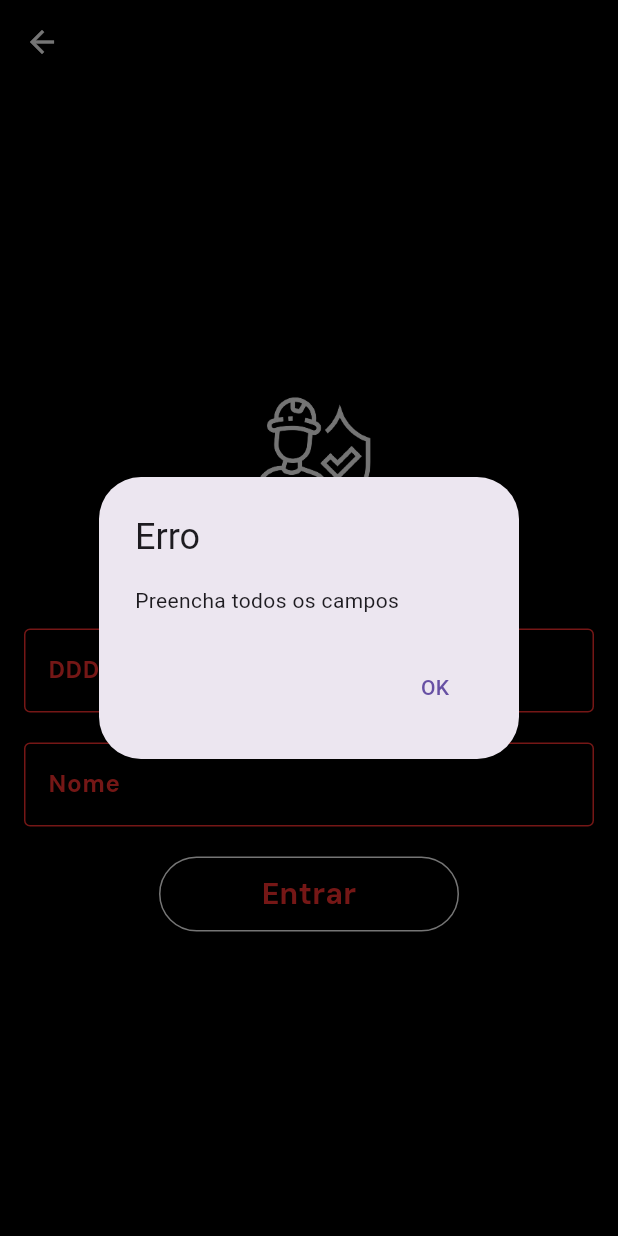
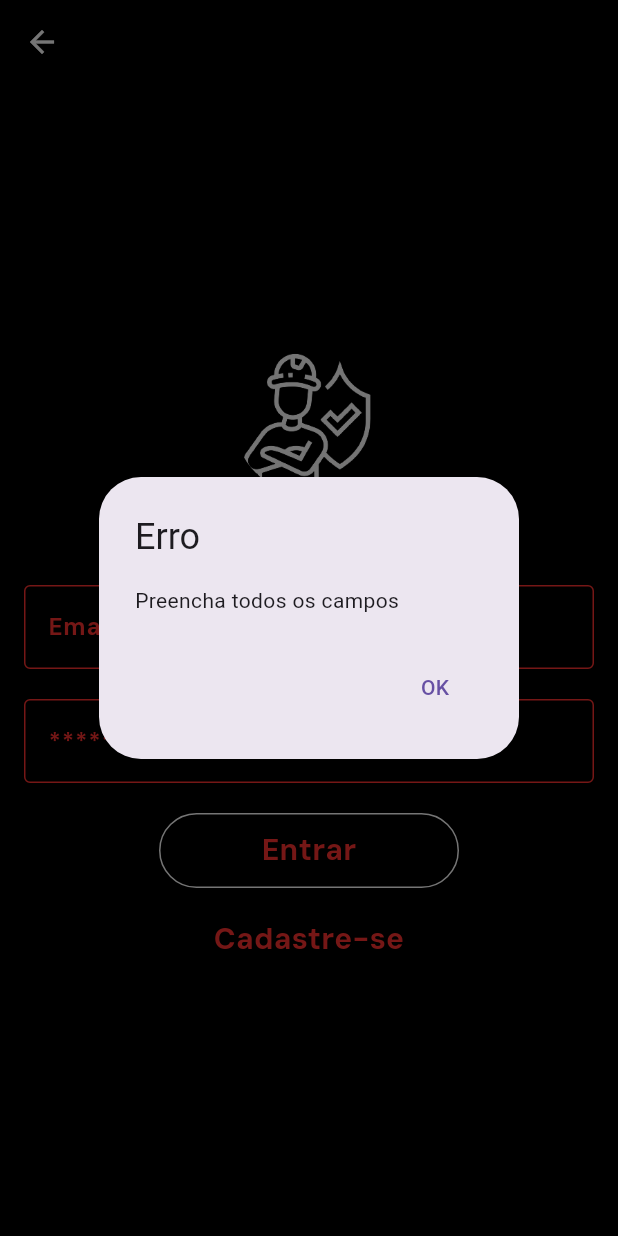
Before and after one commit to jp066/Party_Hub, a Flutter app: the LoginScreen screen opened directly, after a tap on "Entrar", on a phone screen of 412 x 824 dp. Run offline on Flutter 3.47's test engine with Material 3 defaults, Android fonts, the phone set to English and light mode, and no system bars; our stand-ins replace firebase_auth, firebase_core, google_generative_ai; accounts and stored records are empty.

Commit message:
logica de login e firebase

```diff
--- a/lib/main.dart
+++ b/lib/main.dart
@@ -1,15 +1,17 @@
 import 'package:firebase_core/firebase_core.dart';
+import 'firebase_options.dart';
 import 'package:flutter/material.dart';
 import 'package:provider/provider.dart';
 import 'package:sos_central/screens/abertura.dart';
 import 'package:sos_central/servicos/autenticador.dart';
 import 'package:sos_central/widgets/auth_check.dart';
-//import 'package:party_hub/screens/login_screen.dart';
-//import 'package:party_hub/widgets/bottom_bar.dart';
+import 'package:sos_central/screens/login_screen.dart';
 
 void main() async {
   WidgetsFlutterBinding.ensureInitialized();
-  await Firebase.initializeApp();
+  await Firebase.initializeApp(
+    options: DefaultFirebaseOptions.currentPlatform,
+  );
   runApp(MultiProvider(
       providers: [
         ChangeNotifierProvider(create: (context) => AutenticacaoServico()),
@@ -18,6 +20,6 @@ void main() async {
         title: 'SOS Cental',
         theme: ThemeData(splashColor: Colors.transparent),
         debugShowCheckedModeBanner: false,
-        home: const AuthCheck(),
+        home: LoginScreen(),
       )));
 }
--- a/lib/screens/login_screen.dart
+++ b/lib/screens/login_screen.dart
@@ -8,8 +8,14 @@ class LoginScreen extends StatefulWidget {
 }
 
 class _LoginScreenState extends State<LoginScreen> {
-  final idController = TextEditingController();
-  final nomeController = TextEditingController();
+  final formKey = GlobalKey<FormState>();
+  final emailController = TextEditingController();
+  final senhaController = TextEditingController();
+
+  bool isLogin = true;
+  late String titulo;
+  late String actionButton;
+  late String toggleButton;
 
   AutenticacaoServico _autenticacaoServico = AutenticacaoServico();
 
@@ -22,16 +28,15 @@ class _LoginScreenState extends State<LoginScreen> {
     );
   }
 
-
-  @override
-  void dispose() {
-    idController.dispose();
-    nomeController.dispose();
-    super.dispose();
+  void initState() {
+    super.initState();
+//    setFormAction(true);
   }
 
-   void cadastrarUser() {
-    if (idController.text.isEmpty || nomeController.text.isEmpty) {
+  setFormAction(bool acao) {
+    setState(() {
+      isLogin = acao;
+      if (emailController.text.isEmpty || senhaController.text.isEmpty) {
         showDialog(
           context: context,
           builder: (context) {
@@ -49,13 +54,41 @@ class _LoginScreenState extends State<LoginScreen> {
             );
           },
         );
-/*    } else {
-      print('${idController.text}, ${nomeController.text}');
-      _autenticacaoServico.cadastroUsusario(
-        email: idController.text,
-        senha: nomeController.text,
-      );*/
+      } else if (senhaController.text.length < 6) {
+        showDialog(
+          context: context,
+          builder: (context) {
+            return AlertDialog(
+              title: const Text('Erro'),
+              content: const Text('Senha deve ter no mínimo 6 caracteres'),
+              actions: <Widget>[
+                TextButton(
+                  onPressed: () {
+                    Navigator.pop(context);
+                  },
+                  child: const Text('OK'),
+                ),
+              ],
+            );
+          },
+        );
       }
+      else if (!isLogin){
+        _autenticacaoServico.criarConta(emailController.text, senhaController.text);
+        navigateToHomeScreen();
+      }
+      else {
+        _autenticacaoServico.entrar(emailController.text, senhaController.text);
+        navigateToHomeScreen();
+      }
+    });
+  }
+
+  @override
+  void dispose() {
+    emailController.dispose();
+    senhaController.dispose();
+    super.dispose();
   }
 
   @override
@@ -64,7 +97,7 @@ class _LoginScreenState extends State<LoginScreen> {
       appBar: AppBar(
         backgroundColor: Colors.black,
         leading: IconButton(
-          icon: Icon(Icons.arrow_back),
+          icon: const Icon(Icons.arrow_back),
           color: Colors.white,
           onPressed: () {
             Navigator.pop(context);
@@ -76,7 +109,9 @@ class _LoginScreenState extends State<LoginScreen> {
         child: Center(
           child: Padding(
             padding: const EdgeInsets.all(16.0),
+
             child: Column(
+              key: formKey,
               mainAxisAlignment: MainAxisAlignment.center,
               children: <Widget>[
                 const CircleAvatar(
@@ -95,10 +130,10 @@ class _LoginScreenState extends State<LoginScreen> {
                   ),
                 ),
                 const SizedBox(height: 20),
-                TextField(
-                  controller: idController,
+                TextFormField(
+                  controller: emailController,
                   decoration: const InputDecoration(
-                    labelText: 'DDD + Telefone',
+                    labelText: 'Email@exemplo.com',
                     labelStyle: TextStyle(
                       fontFamily: 'Dm_sans',
                       fontWeight: FontWeight.bold,
@@ -120,13 +155,15 @@ class _LoginScreenState extends State<LoginScreen> {
                     fontFamily: 'Dm_sans',
                     color: Color.fromARGB(255, 255, 50, 47),
                   ),
+                  keyboardType: TextInputType.emailAddress,
                 ),
 
                 const SizedBox(height: 20), // Espaço entre o campo ID e a senha
-                TextField(
-                  controller: nomeController,
+                TextFormField(
+                  controller: senhaController,
+                  obscureText: true,
                   decoration: const InputDecoration(
-                    labelText: 'Nome',
+                    labelText: '******',
                     labelStyle: TextStyle(
                       fontFamily: 'Dm_sans',
                       fontWeight: FontWeight.bold,
@@ -157,19 +194,33 @@ class _LoginScreenState extends State<LoginScreen> {
                     side: const BorderSide(
                         color: Color.fromARGB(255, 255, 255, 255)),
                     minimumSize:
-                        Size(200, 50), // Increase the size of the button
+                        const Size(200, 50), // Increase the size of the button
                   ),
                   child: const Text(
                       'Entrar',
-                    style: TextStyle(
+                    style:  TextStyle(
                         color: Color.fromARGB(255, 255, 50, 47),
                         fontSize: 20,
                         fontFamily: 'Dm_sans',
                         fontWeight: FontWeight.bold),
                   ),
                   onPressed: () {
-                    cadastrarUser();
+                    setFormAction(true);
                   },
+                ),
+                const SizedBox(height: 10),
+                TextButton(
+                  onPressed: () {
+                    setFormAction(!isLogin);
+                  },
+                  child: const Text(
+                    'Cadastre-se',
+                    style:  TextStyle(
+                        color: Color.fromARGB(255, 255, 50, 47),
+                        fontSize: 20,
+                        fontFamily: 'Dm_sans',
+                        fontWeight: FontWeight.bold),
+                  ),
                 ),
               ],
             ),
```
Also changed, not shown: lib/widgets/auth_check.dart (+6 -3 lines), firebase.json (added), lib/firebase_options.dart (added), 2 other files. Lines whose indentation alone changed are shown as unchanged.
